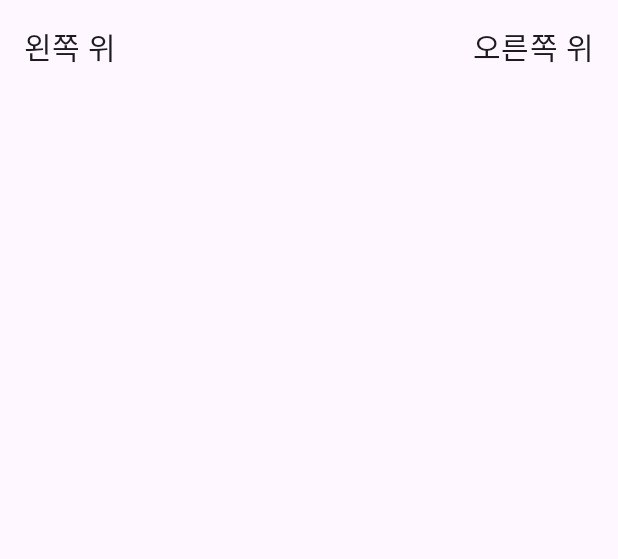
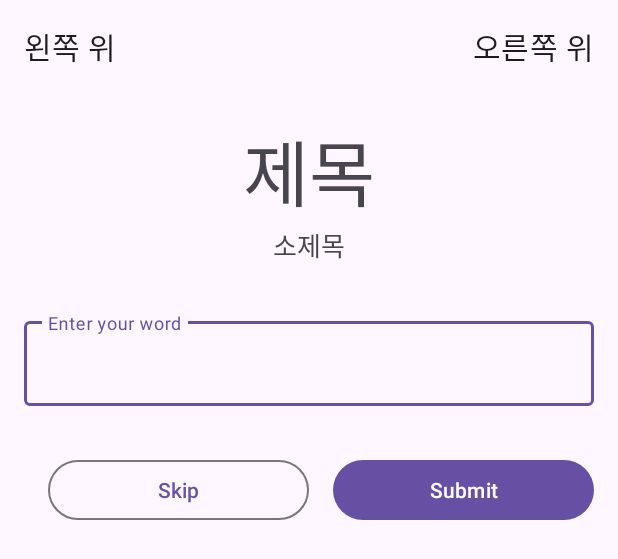
Before and after one commit to Lee-IDLE/LiveDataDemo, an Android app: the layout fragment_game.xml on its own in the app's theme, with its tools: preview values and no code run, on a phone screen of 412 x 824 dp. Shown: the top 559 px of the screen. Run offline under Robolectric (Android 15) with nearby library versions, the phone set to English and light mode, and no system bars.

Commit message:
1. UI 작성(Text들 수정 필요)

```diff
--- /dev/null
+++ b/app/src/main/res/drawable/ic_error.xml
@@ -0,0 +1,21 @@
+<!--
+  ~ Copyright (C) 2020 The Android Open Source Project
+  ~
+  ~ Licensed under the Apache License, Version 2.0 (the "License");
+  ~ you may not use this file except in compliance with the License.
+  ~ You may obtain a copy of the License at
+  ~
+  ~     http://www.apache.org/licenses/LICENSE-2.0
+  ~
+  ~ Unless required by applicable law or agreed to in writing, software
+  ~ distributed under the License is distributed on an "AS IS" BASIS,
+  ~ WITHOUT WARRANTIES OR CONDITIONS OF ANY KIND, either express or implied.
+  ~ See the License for the specific language governing permissions and
+  ~ limitations under the License.
+  -->
+
+<vector android:height="24dp" android:tint="#C62828"
+    android:viewportHeight="24" android:viewportWidth="24"
+    android:width="24dp" xmlns:android="http://schemas.android.com/apk/res/android">
+    <path android:fillColor="@android:color/white" android:pathData="M11,15h2v2h-2zM11,7h2v6h-2zM11.99,2C6.47,2 2,6.48 2,12s4.47,10 9.99,10C17.52,22 22,17.52 22,12S17.52,2 11.99,2zM12,20c-4.42,0 -8,-3.58 -8,-8s3.58,-8 8,-8 8,3.58 8,8 -3.58,8 -8,8z"/>
+</vector>
--- a/app/src/main/res/layout/fragment_game.xml
+++ b/app/src/main/res/layout/fragment_game.xml
@@ -2,6 +2,7 @@
 <layout xmlns:android="http://schemas.android.com/apk/res/android"
     xmlns:tools="http://schemas.android.com/tools"
     xmlns:tool="http://schemas.android.com/apk/res-auto"
+    xmlns:app="http://schemas.android.com/apk/res-auto"
     android:layout_width="match_parent"
     android:layout_height="match_parent"
     tools:context=".ui.game.GameFragment">
@@ -47,6 +48,78 @@
                        tool:layout_constraintEnd_toEndOf="parent"
                        />
 
+                    <TextView
+                        android:id="@+id/tv_unscrambled_word"
+                        android:layout_width="wrap_content"
+                        android:layout_height="wrap_content"
+                        android:layout_marginTop="@dimen/default_margin"
+                        android:layout_marginBottom="@dimen/default_margin"
+                        android:text=""
+                        android:textAppearance="@style/TextAppearance.MaterialComponents.Headline3"
+                        tools:text="제목"
+                        tool:layout_constraintTop_toBottomOf="@id/word_count"
+                        tool:layout_constraintStart_toStartOf="parent"
+                        tool:layout_constraintEnd_toEndOf="parent"
+                        tool:layout_constraintBottom_toTopOf="@id/tv_instructions"
+                        />
+
+                   <TextView
+                       android:id="@+id/tv_instructions"
+                       android:layout_width="wrap_content"
+                       android:layout_height="wrap_content"
+                       android:text="@string/instructions"
+                       android:textSize="17sp"
+                       tools:text="소제목"
+                       tool:layout_constraintTop_toBottomOf="@id/tv_unscrambled_word"
+                       tool:layout_constraintStart_toStartOf="parent"
+                       tool:layout_constraintEnd_toEndOf="parent"
+                       tool:layout_constraintBottom_toTopOf=""/>
+
+                   <com.google.android.material.textfield.TextInputLayout
+                       android:id="@+id/textField"
+                       style="@style/Widget.Unscramble.TextInputLayout.OutlinedBox"
+                       android:layout_width="0dp"
+                       android:layout_height="wrap_content"
+                       android:layout_marginTop="@dimen/default_margin"
+                       android:hint="@string/enter_your_word"
+                       app:errorIconDrawable="@drawable/ic_error"
+                       app:helperTextTextAppearance="@style/TextAppearance.MaterialComponents.Subtitle1"
+                       tool:layout_constraintTop_toBottomOf="@id/tv_instructions"
+                       tool:layout_constraintStart_toStartOf="parent"
+                       tool:layout_constraintEnd_toEndOf="parent"
+                       tool:layout_constraintBottom_toTopOf="">
+
+                       <com.google.android.material.textfield.TextInputEditText
+                           android:id="@+id/text_input_edit_text"
+                           android:layout_width="match_parent"
+                           android:layout_height="match_parent"
+                           android:inputType="textPersonName|textNoSuggestions"
+                           android:maxEms="1"/>
+
+                   </com.google.android.material.textfield.TextInputLayout>
+
+                   <Button
+                       android:id="@+id/btn_skip"
+                       style="?attr/materialButtonOutlinedStyle"
+                       android:layout_width="0dp"
+                       android:layout_height="wrap_content"
+                       android:layout_marginStart="@dimen/default_padding"
+                       android:layout_marginEnd="@dimen/default_padding"
+                       android:text="@string/skip"
+                       tool:layout_constraintStart_toStartOf="parent"
+                       tool:layout_constraintBaseline_toBaselineOf="@id/btn_submit"
+                       tool:layout_constraintEnd_toStartOf="@id/btn_submit"/>
+
+                   <Button
+                       android:id="@+id/btn_submit"
+                       android:layout_width="0dp"
+                       android:layout_height="wrap_content"
+                       android:layout_marginTop="@dimen/default_margin"
+                       android:text="@string/submit"
+                       tool:layout_constraintStart_toEndOf="@id/btn_skip"
+                       tool:layout_constraintEnd_toEndOf="parent"
+                       tool:layout_constraintTop_toBottomOf="@id/textField"/>
+
                </androidx.constraintlayout.widget.ConstraintLayout>
     </ScrollView>
 
--- a/app/src/main/res/values/colors.xml
+++ b/app/src/main/res/values/colors.xml
@@ -1,5 +1,12 @@
 <?xml version="1.0" encoding="utf-8"?>
 <resources>
+    <color name="indigo_200">#FF9FA8DA</color>
+    <color name="indigo_500">#FF3F51B5</color>
+    <color name="indigo_800">#FF283593</color>
+    <color name="light_blue_200">#FF81D4FA</color>
+    <color name="light_blue_700">#FF0288D1</color>
+    <color name="red_700">#FFD32F2F</color>
+    <color name="red_400">#FFEF5350</color>
     <color name="black">#FF000000</color>
     <color name="white">#FFFFFFFF</color>
 </resources>
--- /dev/null
+++ b/app/src/main/res/values/dimens.xml
@@ -0,0 +1,21 @@
+<?xml version="1.0" encoding="utf-8"?>
+<!--
+  ~ Copyright (C) 2020 The Android Open Source Project
+  ~
+  ~ Licensed under the Apache License, Version 2.0 (the "License");
+  ~ you may not use this file except in compliance with the License.
+  ~ You may obtain a copy of the License at
+  ~
+  ~     http://www.apache.org/licenses/LICENSE-2.0
+  ~
+  ~ Unless required by applicable law or agreed to in writing, software
+  ~ distributed under the License is distributed on an "AS IS" BASIS,
+  ~ WITHOUT WARRANTIES OR CONDITIONS OF ANY KIND, either express or implied.
+  ~ See the License for the specific language governing permissions and
+  ~ limitations under the License.
+  -->
+
+<resources>
+    <dimen name="default_padding">16dp</dimen>
+    <dimen name="default_margin">32dp</dimen>
+</resources>
--- a/app/src/main/res/values/strings.xml
+++ b/app/src/main/res/values/strings.xml
@@ -2,4 +2,15 @@
     <string name="app_name">LiveDataDemo</string>
     <!-- TODO: Remove or change this placeholder text -->
     <string name="hello_blank_fragment">Hello blank fragment</string>
+    <string name="instructions">Unscramble the word using all the letters.</string>
+    <string name="skip">Skip</string>
+    <string name="submit">Submit</string>
+    <string name="score">Score: %d</string>
+    <string name="word_count">%d of %d words</string>
+    <string name="enter_your_word">Enter your word</string>
+    <string name="congratulations">Congratulations!</string>
+    <string name="you_scored">"You scored: %d"</string>
+    <string name="exit">Exit</string>
+    <string name="play_again">Play Again</string>
+    <string name="try_again">Try again!</string>
 </resources>
--- /dev/null
+++ b/app/src/main/res/values/styles.xml
@@ -0,0 +1,10 @@
+<?xml version="1.0" encoding="utf-8"?>
+<resources>
+    <style name="Widget.Unscramble.TextInputLayout.OutlinedBox" parent="Widget.MaterialComponents.TextInputLayout.OutlinedBox">
+        <item name="boxStrokeErrorColor">@color/red_400</item>
+        <item name="errorIconTint">@color/red_400</item>
+        <item name="errorTextColor">@color/red_400</item>
+        <item name="errorIconDrawable">@drawable/ic_error</item>
+        <item name="helperTextTextAppearance">@style/TextAppearance.MaterialComponents.Subtitle1</item>
+    </style>
+</resources>
```
